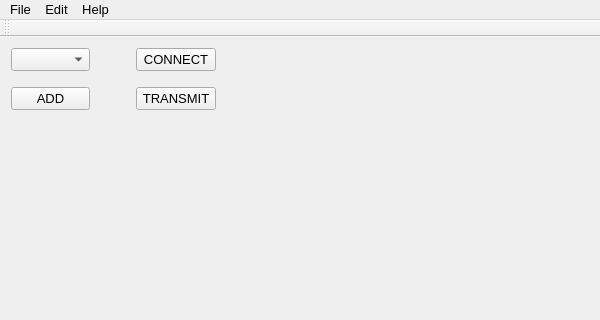
Before: the Qt Designer form src/window_munk_power_supply/main_window.ui in dmherrington/ECM-Control-System, drawn with Qt 5.
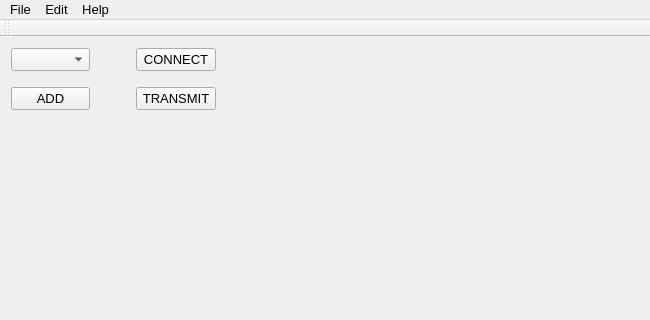
After: the same form once the commit is applied. Custom widgets are drawn as their Qt base class.

```diff
--- a/src/window_munk_power_supply/main_window.ui
+++ b/src/window_munk_power_supply/main_window.ui
@@ -6,7 +6,7 @@
    <rect>
     <x>0</x>
     <y>0</y>
-    <width>600</width>
+    <width>650</width>
     <height>320</height>
    </rect>
   </property>
@@ -18,7 +18,7 @@
   </property>
   <property name="minimumSize">
    <size>
-    <width>600</width>
+    <width>650</width>
     <height>0</height>
    </size>
   </property>
```
